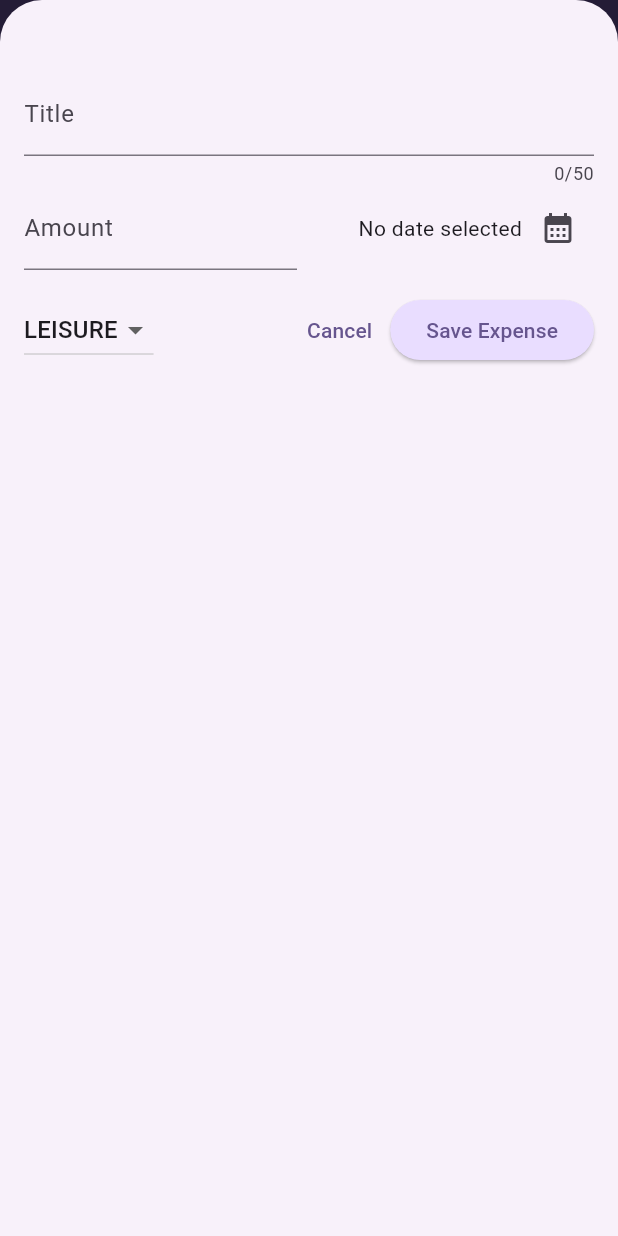
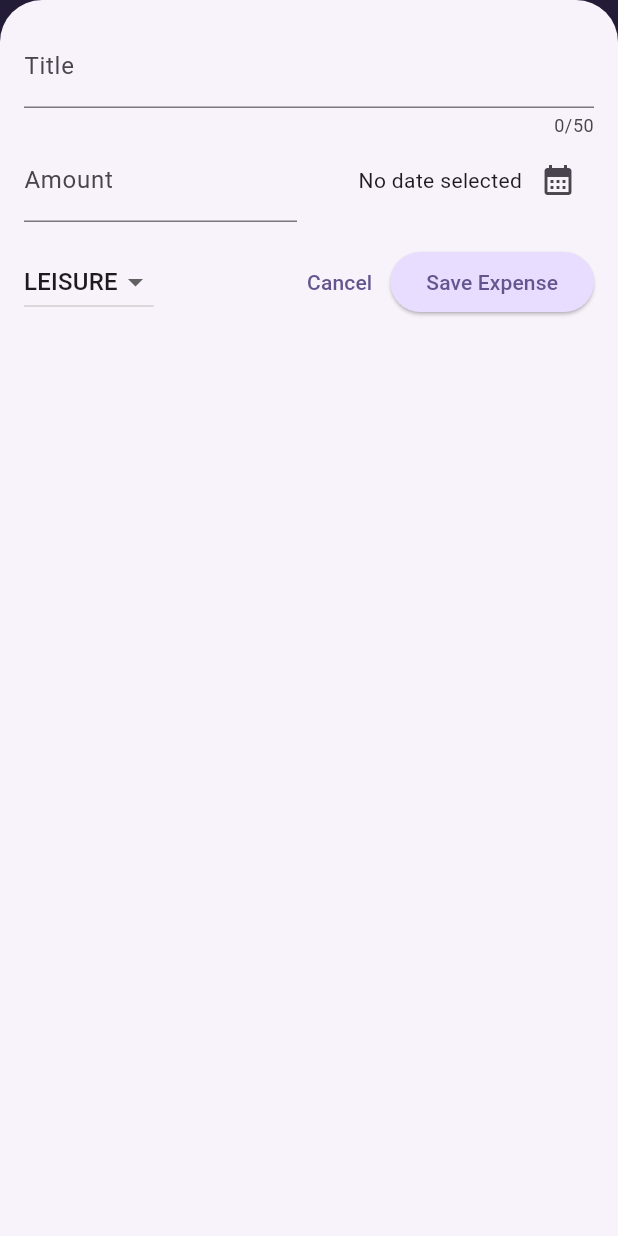
Before and after one commit to TheBestCodeByMe/expenses_app, a Flutter app: the screen it shows after launch, after a tap on the "add" icon, on a phone screen of 412 x 824 dp. Run offline on Flutter 3.47's test engine with Material 3 defaults, Android fonts, the phone set to English and light mode, and no system bars.

Commit message:
Main changes

```diff
--- a/lib/main.dart
+++ b/lib/main.dart
@@ -2,8 +2,10 @@ import 'package:flutter/material.dart';
 
 import 'package:expenses_app/widgets/expenses.dart';
 
+// import 'package:flutter/services.dart';
+
 var kColorScheme = ColorScheme.fromSeed(
-  seedColor: const Color.fromARGB(255, 96, 56, 181),
+  seedColor: const Color.fromARGB(255, 96, 59, 181),
 );
 
 var kDarkColorScheme = ColorScheme.fromSeed(
@@ -12,8 +14,14 @@ var kDarkColorScheme = ColorScheme.fromSeed(
 );
 
 void main() {
-  runApp(MaterialApp(
+  // WidgetsFlutterBinding.ensureInitialized();
+  // SystemChrome.setPreferredOrientations([
+  //   DeviceOrientation.portraitUp,
+  // ]).then((fn) {
+  runApp(
+    MaterialApp(
       darkTheme: ThemeData.dark().copyWith(
+        useMaterial3: true,
         colorScheme: kDarkColorScheme,
         cardTheme: const CardTheme().copyWith(
           color: kDarkColorScheme.secondaryContainer,
@@ -30,6 +38,7 @@ void main() {
         ),
       ),
       theme: ThemeData().copyWith(
+        useMaterial3: true,
         colorScheme: kColorScheme,
         appBarTheme: const AppBarTheme().copyWith(
           backgroundColor: kColorScheme.onPrimaryContainer,
@@ -49,12 +58,15 @@ void main() {
         ),
         textTheme: ThemeData().textTheme.copyWith(
               titleLarge: TextStyle(
-            fontWeight: FontWeight.normal,
+                fontWeight: FontWeight.bold,
                 color: kColorScheme.onSecondaryContainer,
                 fontSize: 16,
-          )),
+              ),
+            ),
       ),
       // themeMode: ThemeMode.system, // default
       home: const Expenses(),
-  ));
+    ),
+  );
+  // });
 }
--- a/lib/models/expense.dart
+++ b/lib/models/expense.dart
@@ -52,7 +52,7 @@ class ExpenseBucket {
     double sum = 0;
 
     for (final expense in expenses) {
-      sum += expense.amount;
+      sum += expense.amount; // sum = sum + expense.amount
     }
 
     return sum;
--- a/lib/widgets/chart/char_bar.dart
+++ b/lib/widgets/chart/char_bar.dart
@@ -16,7 +16,7 @@ class ChartBar extends StatelessWidget {
       child: Padding(
         padding: const EdgeInsets.symmetric(horizontal: 4),
         child: FractionallySizedBox(
-          heightFactor: fill,
+          heightFactor: fill, // 0 <> 1
           child: DecoratedBox(
             decoration: BoxDecoration(
               shape: BoxShape.rectangle,
--- a/lib/widgets/chart/chart.dart
+++ b/lib/widgets/chart/chart.dart
@@ -68,7 +68,7 @@ class Chart extends StatelessWidget {
           ),
           const SizedBox(height: 12),
           Row(
-            children: buckets
+            children: buckets // for ... in
                 .map(
                   (bucket) => Expanded(
                     child: Padding(
--- a/lib/widgets/expenses.dart
+++ b/lib/widgets/expenses.dart
@@ -23,7 +23,7 @@ class _ExpensesState extends State<Expenses> {
     ),
     Expense(
       title: 'Cinema',
-      amount: 15,
+      amount: 15.69,
       date: DateTime.now(),
       category: Category.leisure,
     ),
@@ -31,11 +31,10 @@ class _ExpensesState extends State<Expenses> {
 
   void _openAddExpenseOverlay() {
     showModalBottomSheet(
+      useSafeArea: true,
       isScrollControlled: true,
       context: context,
-      builder: (ctx) => NewExpense(
-        onAddExpense: _addExpense,
-      ),
+      builder: (ctx) => NewExpense(onAddExpense: _addExpense),
     );
   }
 
@@ -59,10 +58,7 @@ class _ExpensesState extends State<Expenses> {
           label: 'Undo',
           onPressed: () {
             setState(() {
-              _registeredExpenses.insert(
-                expenseIndex,
-                expense,
-              );
+              _registeredExpenses.insert(expenseIndex, expense);
             });
           },
         ),
@@ -72,6 +68,8 @@ class _ExpensesState extends State<Expenses> {
 
   @override
   Widget build(BuildContext context) {
+    final width = MediaQuery.of(context).size.width;
+
     Widget mainContent = const Center(
       child: Text('No expenses found. Start adding some!'),
     );
@@ -85,7 +83,7 @@ class _ExpensesState extends State<Expenses> {
 
     return Scaffold(
       appBar: AppBar(
-        title: const Text('Fluter ExpenseTracker'),
+        title: const Text('Flutter ExpenseTracker'),
         actions: [
           IconButton(
             onPressed: _openAddExpenseOverlay,
@@ -93,14 +91,23 @@ class _ExpensesState extends State<Expenses> {
           ),
         ],
       ),
-      body: Column(
+      body: width < 600
+          ? Column(
               children: [
                 Chart(expenses: _registeredExpenses),
                 Expanded(
                   child: mainContent,
                 ),
               ],
+            )
+          : Row(children: [
+              Expanded(
+                child: Chart(expenses: _registeredExpenses),
               ),
+              Expanded(
+                child: mainContent,
+              ),
+            ]),
     );
   }
 }
--- a/lib/widgets/expenses_list/expenses_list.dart
+++ b/lib/widgets/expenses_list/expenses_list.dart
@@ -20,12 +20,17 @@ class ExpensesList extends StatelessWidget {
         key: ValueKey(expenses[index]),
         background: Container(
           color: Theme.of(context).colorScheme.error.withOpacity(0.75),
-                margin: Theme.of(context).cardTheme.margin,
+          margin: EdgeInsets.symmetric(
+            horizontal: Theme.of(context).cardTheme.margin!.horizontal,
+          ),
         ),
         onDismissed: (direction) {
           onRemoveExpense(expenses[index]);
         },
-              child: ExpenseItem(expenses[index]),
-            ));
+        child: ExpenseItem(
+          expenses[index],
+        ),
+      ),
+    );
   }
 }
--- a/lib/widgets/new_expense.dart
+++ b/lib/widgets/new_expense.dart
@@ -1,5 +1,8 @@
 import 'package:flutter/material.dart';
 import 'package:expenses_app/models/expense.dart';
+import 'dart:io';
+
+import 'package:flutter/cupertino.dart';
 
 class NewExpense extends StatefulWidget {
   const NewExpense({super.key, required this.onAddExpense});
@@ -18,7 +21,7 @@ class _NewExpenseState extends State<NewExpense> {
   DateTime? _selectedDate;
   Category _selectedCategory = Category.leisure;
 
-  void _presetDatePicker() async {
+  void _presentDatePicker() async {
     final now = DateTime.now();
     final firstDate = DateTime(now.year - 1, now.month, now.day);
     final pickedDate = await showDatePicker(
@@ -32,13 +35,24 @@ class _NewExpenseState extends State<NewExpense> {
     });
   }
 
-  void _submitExpenseData() {
-    final enteredAmount = double.tryParse(_amountController
-        .text); // tryParse('Hello') => null, tryParse('1.12') => 1.12
-    final amountIsInvalid = enteredAmount == null || enteredAmount <= 0;
-    if (_titleController.text.trim().isEmpty ||
-        amountIsInvalid ||
-        _selectedDate == null) {
+  void _showDialog() {
+    if (Platform.isIOS) {
+      showCupertinoDialog(
+          context: context,
+          builder: (ctx) => CupertinoAlertDialog(
+                title: const Text('Invalid input'),
+                content: const Text(
+                    'Please make sure a valid title, amount, date and category was entered.'),
+                actions: [
+                  TextButton(
+                    onPressed: () {
+                      Navigator.pop(ctx);
+                    },
+                    child: const Text('Okay'),
+                  ),
+                ],
+              ));
+    } else {
       showDialog(
         context: context,
         builder: (ctx) => AlertDialog(
@@ -55,16 +69,28 @@ class _NewExpenseState extends State<NewExpense> {
           ],
         ),
       );
+    }
+  }
+
+  void _submitExpenseData() {
+    final enteredAmount = double.tryParse(_amountController
+        .text); // tryParse('Hello') => null, tryParse('1.12') => 1.12
+    final amountIsInvalid = enteredAmount == null || enteredAmount <= 0;
+    if (_titleController.text.trim().isEmpty ||
+        amountIsInvalid ||
+        _selectedDate == null) {
+      _showDialog();
       return;
     }
 
-    widget.onAddExpense(Expense(
+    widget.onAddExpense(
+      Expense(
         title: _titleController.text,
         amount: enteredAmount,
         date: _selectedDate!,
         category: _selectedCategory,
-    ));
-
+      ),
+    );
     Navigator.pop(context);
   }
 
@@ -77,10 +103,44 @@ class _NewExpenseState extends State<NewExpense> {
 
   @override
   Widget build(BuildContext context) {
-    return Padding(
-      padding: const EdgeInsets.fromLTRB(16, 48, 16, 16),
+    final keyboardSpace = MediaQuery.of(context).viewInsets.bottom;
+    return LayoutBuilder(builder: (ctx, constraints) {
+      final width = constraints.maxWidth;
+
+      return SizedBox(
+        height: double.infinity,
+        child: SingleChildScrollView(
+          child: Padding(
+            padding: EdgeInsets.fromLTRB(16, 16, 16, keyboardSpace + 16),
             child: Column(
               children: [
+                if (width >= 600)
+                  Row(
+                    crossAxisAlignment: CrossAxisAlignment.start,
+                    children: [
+                      Expanded(
+                        child: TextField(
+                          controller: _titleController,
+                          maxLength: 50,
+                          decoration: const InputDecoration(
+                            label: Text('Title'),
+                          ),
+                        ),
+                      ),
+                      const SizedBox(width: 24),
+                      Expanded(
+                        child: TextField(
+                          controller: _amountController,
+                          keyboardType: TextInputType.number,
+                          decoration: const InputDecoration(
+                            prefixText: '\$ ',
+                            label: Text('Amount'),
+                          ),
+                        ),
+                      ),
+                    ],
+                  )
+                else
                   TextField(
                     controller: _titleController,
                     maxLength: 50,
@@ -88,6 +148,51 @@ class _NewExpenseState extends State<NewExpense> {
                       label: Text('Title'),
                     ),
                   ),
+                if (width >= 600)
+                  Row(children: [
+                    DropdownButton(
+                      value: _selectedCategory,
+                      items: Category.values
+                          .map(
+                            (category) => DropdownMenuItem(
+                              value: category,
+                              child: Text(
+                                category.name.toUpperCase(),
+                              ),
+                            ),
+                          )
+                          .toList(),
+                      onChanged: (value) {
+                        if (value == null) {
+                          return;
+                        }
+                        setState(() {
+                          _selectedCategory = value;
+                        });
+                      },
+                    ),
+                    const SizedBox(width: 24),
+                    Expanded(
+                      child: Row(
+                        mainAxisAlignment: MainAxisAlignment.end,
+                        crossAxisAlignment: CrossAxisAlignment.center,
+                        children: [
+                          Text(
+                            _selectedDate == null
+                                ? 'No date selected'
+                                : formatter.format(_selectedDate!),
+                          ),
+                          IconButton(
+                            onPressed: _presentDatePicker,
+                            icon: const Icon(
+                              Icons.calendar_month,
+                            ),
+                          ),
+                        ],
+                      ),
+                    ),
+                  ])
+                else
                   Row(
                     children: [
                       Expanded(
@@ -104,22 +209,40 @@ class _NewExpenseState extends State<NewExpense> {
                       Expanded(
                         child: Row(
                           mainAxisAlignment: MainAxisAlignment.end,
+                          crossAxisAlignment: CrossAxisAlignment.center,
                           children: [
-                  Text(_selectedDate == null
+                            Text(
+                              _selectedDate == null
                                   ? 'No date selected'
-                      : formatter.format(_selectedDate!)),
+                                  : formatter.format(_selectedDate!),
+                            ),
                             IconButton(
-                      onPressed: _presetDatePicker,
+                              onPressed: _presentDatePicker,
                               icon: const Icon(
                                 Icons.calendar_month,
-                      )),
-                ],
-              )),
+                              ),
+                            ),
                           ],
                         ),
-          const SizedBox(
-            height: 16,
                       ),
+                    ],
+                  ),
+                const SizedBox(height: 16),
+                if (width >= 600)
+                  Row(children: [
+                    const Spacer(),
+                    TextButton(
+                      onPressed: () {
+                        Navigator.pop(context);
+                      },
+                      child: const Text('Cancel'),
+                    ),
+                    ElevatedButton(
+                      onPressed: _submitExpenseData,
+                      child: const Text('Save Expense'),
+                    ),
+                  ])
+                else
                   Row(
                     children: [
                       DropdownButton(
@@ -158,6 +281,9 @@ class _NewExpenseState extends State<NewExpense> {
                   ),
               ],
             ),
+          ),
+        ),
       );
+    });
   }
 }
```
Also changed, not shown: lib/widgets/expenses_list/expense_item.dart (+6 -2 lines). Lines whose indentation alone changed are shown as unchanged.
